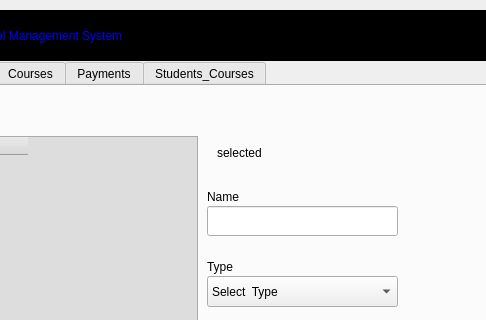
Qt form school_design.ui (ElizabethAyedenu/school_management) before a commit; both pictures show x 395 to 881 and y 0 to 320 of the 881 by 600 pixel window.
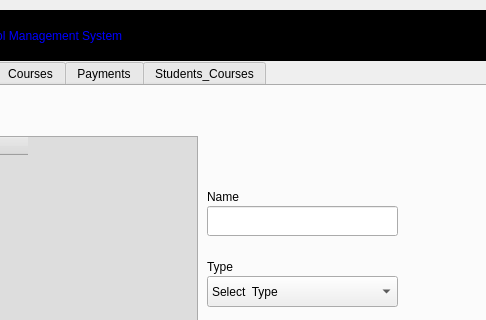
The same form after that commit. The open tabs and pages were chosen to show the change.

Diff of the .ui file:
```diff
--- a/school_design.ui
+++ b/school_design.ui
@@ -627,22 +627,6 @@
        </property>
       </item>
      </widget>
-     <widget class="QLabel" name="branch_selected_id">
-      <property name="geometry">
-       <rect>
-        <x>600</x>
-        <y>60</y>
-        <width>47</width>
-        <height>13</height>
-       </rect>
-      </property>
-      <property name="styleSheet">
-       <string notr="true">font: 6pt &quot;MS Gothic&quot;;</string>
-      </property>
-      <property name="text">
-       <string>selected_id</string>
-      </property>
-     </widget>
      <widget class="QPushButton" name="deleteBranchBtn">
       <property name="geometry">
        <rect>
```
Left out of the diff: 100 changed lines with no effect on the pictures.
